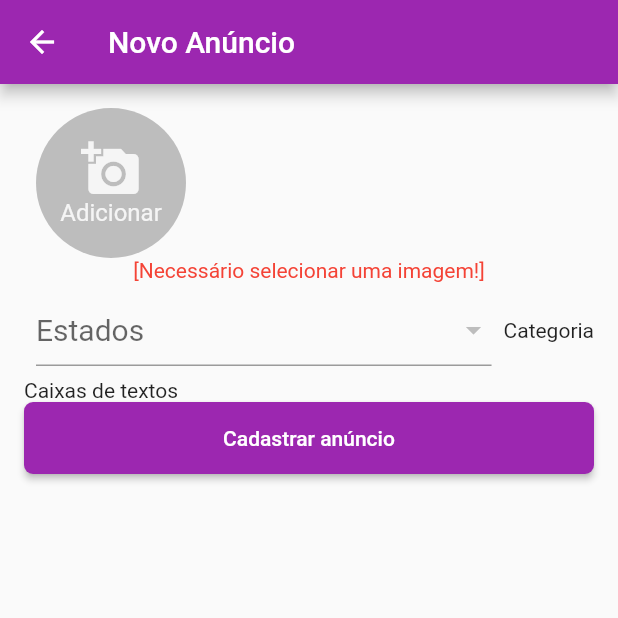
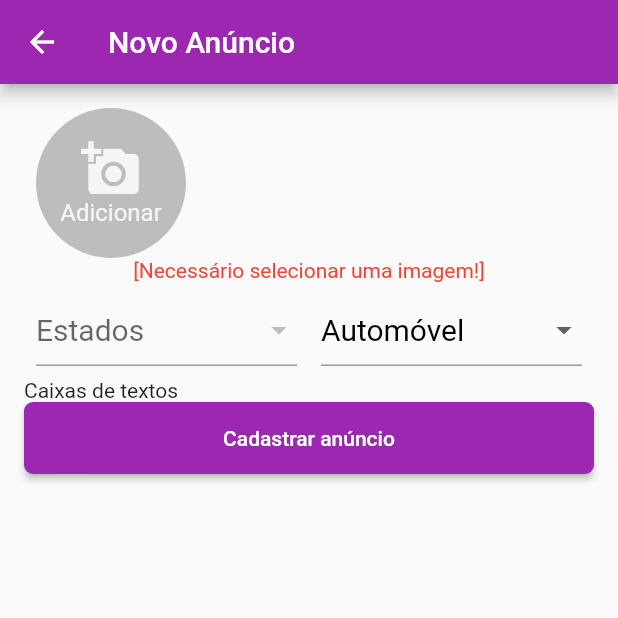
Before and after one commit to SandroRF1973/olx, a Flutter app: the NovoAnuncio screen opened by its route, after a tap on "Cadastrar anúncio", on a phone screen of 412 x 824 dp, the top half of it. Run offline on Flutter 3.47's test engine with Material 2 defaults, Android fonts, the phone set to English and light mode, and no system bars; our stand-ins replace brasil_fields, firebase_auth, firebase_core, image_picker; missing offline and left inert: validadores; accounts and stored records are empty; statements that could not run were skipped.

Commit message:
Aula - 265

```diff
--- a/lib/views/novo_anuncio.dart
+++ b/lib/views/novo_anuncio.dart
@@ -20,7 +20,7 @@ class _NovoAnuncioState extends State<NovoAnuncio> {
   final _formKey = GlobalKey<FormState>();
 
   String? _itemSelecionadoEstado;
-  String _itemSelecionadoCategoria = "";
+  String? _itemSelecionadoCategoria;
 
   _selecionarImagemGaleria() async {
     File? imagemSelecionada;
@@ -45,6 +45,31 @@ class _NovoAnuncioState extends State<NovoAnuncio> {
   }
 
   _carregarItensDropDown() {
+    _listaItensDropCategorias.add(const DropdownMenuItem(
+      value: "auto",
+      child: Text("Automóvel"),
+    ));
+
+    _listaItensDropCategorias.add(const DropdownMenuItem(
+      value: "imovel",
+      child: Text("Imóvel"),
+    ));
+
+    _listaItensDropCategorias.add(const DropdownMenuItem(
+      value: "eletro",
+      child: Text("Eletrônicos"),
+    ));
+
+    _listaItensDropCategorias.add(const DropdownMenuItem(
+      value: "moda",
+      child: Text("Moda"),
+    ));
+
+    _listaItensDropCategorias.add(const DropdownMenuItem(
+      value: "esportes",
+      child: Text("Esportes"),
+    ));
+
     for (var estado in Estados.listaEstadosSigla) {
       _listaItensDropEstados.add(DropdownMenuItem(
         value: estado,
@@ -190,8 +215,8 @@ class _NovoAnuncioState extends State<NovoAnuncio> {
                         child: DropdownButtonFormField(
                           value: _itemSelecionadoEstado ?? "SP",
                           hint: const Text("Estados"),
-                        style:
-                            const TextStyle(color: Colors.black, fontSize: 20),
+                          style: const TextStyle(
+                              color: Colors.black, fontSize: 20),
                           items: _listaItensDropEstados,
                           validator: (valor) {
                             return Validador()
@@ -205,8 +230,31 @@ class _NovoAnuncioState extends State<NovoAnuncio> {
                             });
                           },
                         ),
-                    )),
-                    const Text("Categoria"),
+                      ),
+                    ),
+                    Expanded(
+                      child: Padding(
+                        padding: const EdgeInsets.all(8),
+                        child: DropdownButtonFormField(
+                          value: _itemSelecionadoCategoria ?? "auto",
+                          hint: const Text("Categorias"),
+                          style: const TextStyle(
+                              color: Colors.black, fontSize: 20),
+                          items: _listaItensDropCategorias,
+                          validator: (valor) {
+                            return Validador()
+                                .add(Validar.OBRIGATORIO,
+                                    msg: "Campo obrigatório")
+                                .valido(valor);
+                          },
+                          onChanged: (valor) {
+                            setState(() {
+                              _itemSelecionadoCategoria = valor;
+                            });
+                          },
+                        ),
+                      ),
+                    ),
                   ],
                 ),
                 const Text("Caixas de textos"),
```
Lines whose indentation alone changed are shown as unchanged.
